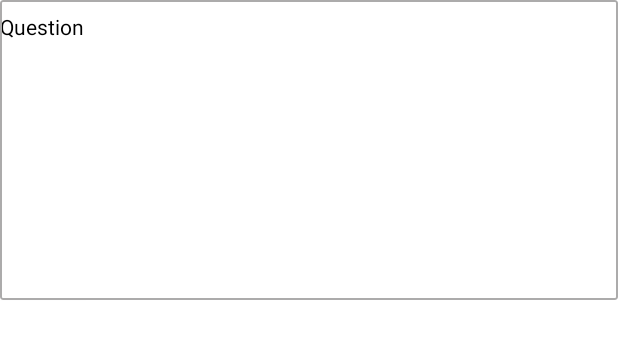
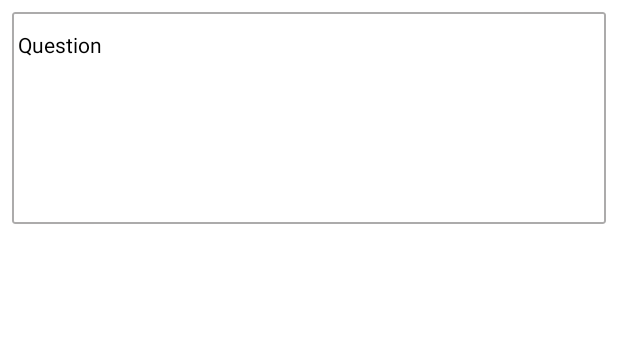
Before and after one commit to sunsewingmachine/FunnyLearny, an Android app: the layout result_list_item.xml on its own in the app's theme, with its tools: preview values and no code run, on a phone screen of 412 x 824 dp. Shown: the top 339 px of the screen. Run offline under Robolectric (Android 15) with nearby library versions, the phone set to English and light mode, and no system bars.

Commit message:
True or False Question Fragment And Result Fragment changes

```diff
--- a/app/src/main/java/com/local/funnylearny/ui/trueorfalsequestion/ResultRecyclerViewAdapter.kt
+++ b/app/src/main/java/com/local/funnylearny/ui/trueorfalsequestion/ResultRecyclerViewAdapter.kt
@@ -24,17 +24,24 @@ class ResultRecyclerViewAdapter(var trueOrFalseQuestion: ArrayList<TrueOrFalseQu
         )
     }
 
+
+    private var value : Boolean = false
     @SuppressLint("SetTextI18n")
     override fun onBindViewHolder(holder: ViewHolder, position: Int) {
         val trueOrFalseQuestion = trueOrFalseQuestion[position]
         val answer = answerList[position]
         holder.resultQuestionText.text = trueOrFalseQuestion.question
-        if(answer == 0){
-           holder.selectedAnswerText.text = "Selected Answer :" + " " + true
+        if(answer == 0) {
+            if (trueOrFalseQuestion.answer) {
+                value = false
+                holder.selectedAnswerText.text = "Selected Answer : $value"
+            }
         } else {
-            holder.selectedAnswerText.text = "Selected Answer :" + " " + false
+            value = true
+            holder.selectedAnswerText.text = "Selected Answer : $value"
         }
 
+        holder.resultCorrectAnswer.text = "Correct Answer :" + " " +trueOrFalseQuestion.answer.toString()
     }
 
     override fun getItemCount(): Int = trueOrFalseQuestion.size
--- a/app/src/main/res/layout/result_list_item.xml
+++ b/app/src/main/res/layout/result_list_item.xml
@@ -3,29 +3,38 @@
     xmlns:android="http://schemas.android.com/apk/res/android"
     xmlns:app="http://schemas.android.com/apk/res-auto"
     android:layout_width="match_parent"
-    android:layout_height="200dp"
+    android:layout_height="wrap_content"
     android:id="@+id/resultCardView"
     app:cardCornerRadius="2dp"
     app:strokeWidth="1dp"
+    android:layout_margin="8dp"
     app:strokeColor="@color/strokeColor">
+
+    <LinearLayout
+        android:layout_width="match_parent"
+        android:layout_height="wrap_content"
+        android:orientation="vertical">
 
     <TextView
         android:layout_width="match_parent"
         android:layout_height="wrap_content"
         android:layout_marginTop="8dp"
+        android:padding="4dp"
         android:text="@string/header_questions"/>
 
     <TextView
         android:id="@+id/resultQuestionText"
         android:layout_width="match_parent"
         android:layout_height="wrap_content"
-        android:layout_marginTop="8dp"/>
+        android:layout_marginTop="8dp"
+        android:padding="4dp"/>
 
     <TextView
         android:id="@+id/selectedAnswerText"
         android:layout_width="match_parent"
         android:layout_height="wrap_content"
-        android:layout_marginTop="8dp"/>
+        android:layout_marginTop="8dp"
+        android:padding="4dp"/>
 
     <LinearLayout
         android:id="@+id/resultReasonLayout"
@@ -38,13 +47,15 @@
         <TextView
             android:layout_width="match_parent"
             android:layout_height="wrap_content"
-            android:text="@string/result_reason"/>
+            android:text="@string/result_reason"
+            android:padding="4dp"/>
 
         <TextView
             android:id="@+id/resultReasonText"
             android:layout_width="match_parent"
             android:layout_height="wrap_content"
-            android:layout_marginTop="8dp"/>
+            android:layout_marginTop="8dp"
+            android:padding="4dp"/>
 
     </LinearLayout>
 
@@ -52,6 +63,7 @@
         android:id="@+id/resultCorrectAnswer"
         android:layout_width="match_parent"
         android:layout_height="wrap_content"
-        android:layout_marginTop="8dp"/>
-
+        android:layout_marginTop="8dp"
+        android:padding="4dp"/>
+    </LinearLayout>
 </com.google.android.material.card.MaterialCardView>
```
